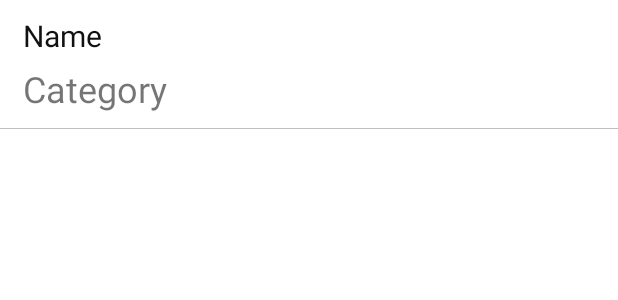
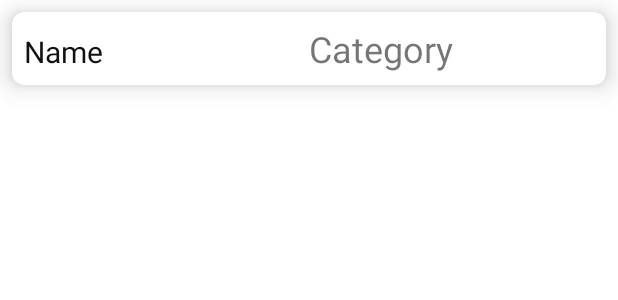
Before and after one commit to rasul-isk/ProX, an Android app: the layout item.xml on its own in the app's theme, with its tools: preview values and no code run, on a phone screen of 412 x 824 dp. Shown: the top 300 px of the screen. Run offline under Robolectric (Android 15) with nearby library versions, the phone set to English and light mode, and no system bars.

Commit message:
small update to item.xml

```diff
--- a/app/src/main/res/layout/item.xml
+++ b/app/src/main/res/layout/item.xml
@@ -1,33 +1,36 @@
 <?xml version="1.0" encoding="utf-8"?>
-<LinearLayout xmlns:android="http://schemas.android.com/apk/res/android"
+<androidx.cardview.widget.CardView xmlns:android="http://schemas.android.com/apk/res/android"
     android:layout_width="match_parent"
+    xmlns:app="http://schemas.android.com/apk/res-auto"
     android:orientation="vertical"
+    app:cardElevation="10dp"
+    app:cardCornerRadius="8dp"
+    android:layout_margin="8dp"
     android:layout_height="wrap_content">
 
+    <LinearLayout
+        android:layout_width="match_parent"
+        android:layout_height="wrap_content"
+        android:layout_margin="8dp">
+
+
         <TextView
-        android:paddingTop="10dp"
-        android:paddingLeft="15dp"
-        android:paddingRight="15dp"
             android:textSize="20sp"
             android:textColor="#111"
             android:id="@+id/name_item_list"
             android:text="Name"
-        android:layout_width="match_parent"
-        android:layout_height="wrap_content" />
+            android:layout_width="0dp"
+            android:layout_height="wrap_content"
+            android:layout_weight="1" />
 
         <TextView
-        android:paddingTop="5dp"
-        android:paddingBottom="10dp"
-        android:paddingLeft="15dp"
-        android:paddingRight="15dp"
             android:id="@+id/category_item_list"
             android:text="Category"
-        android:layout_width="match_parent"
-        android:layout_height="wrap_content" />
-
-    <View
-        android:background="#bfbfbf"
-        android:layout_width="match_parent"
-        android:layout_height="0.1dp" />
+            android:layout_width="0dp"
+            android:layout_height="wrap_content"
+            android:layout_weight="1" />
 
     </LinearLayout>
+
+
+</androidx.cardview.widget.CardView>
```
Lines whose indentation alone changed are shown as unchanged.
